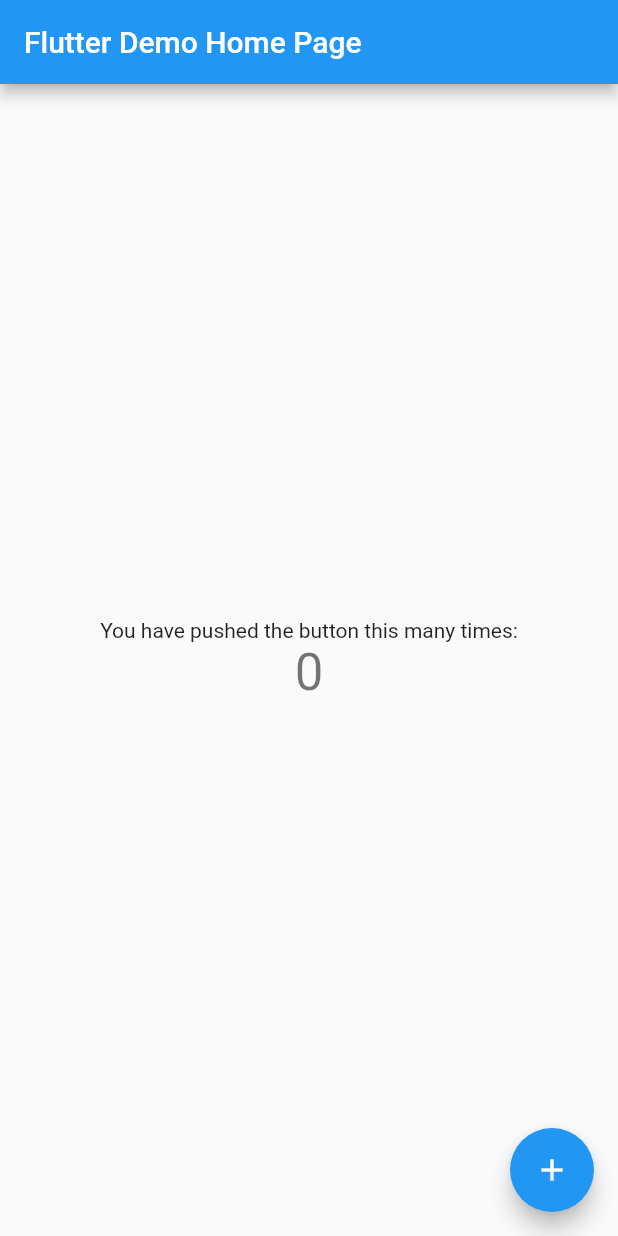
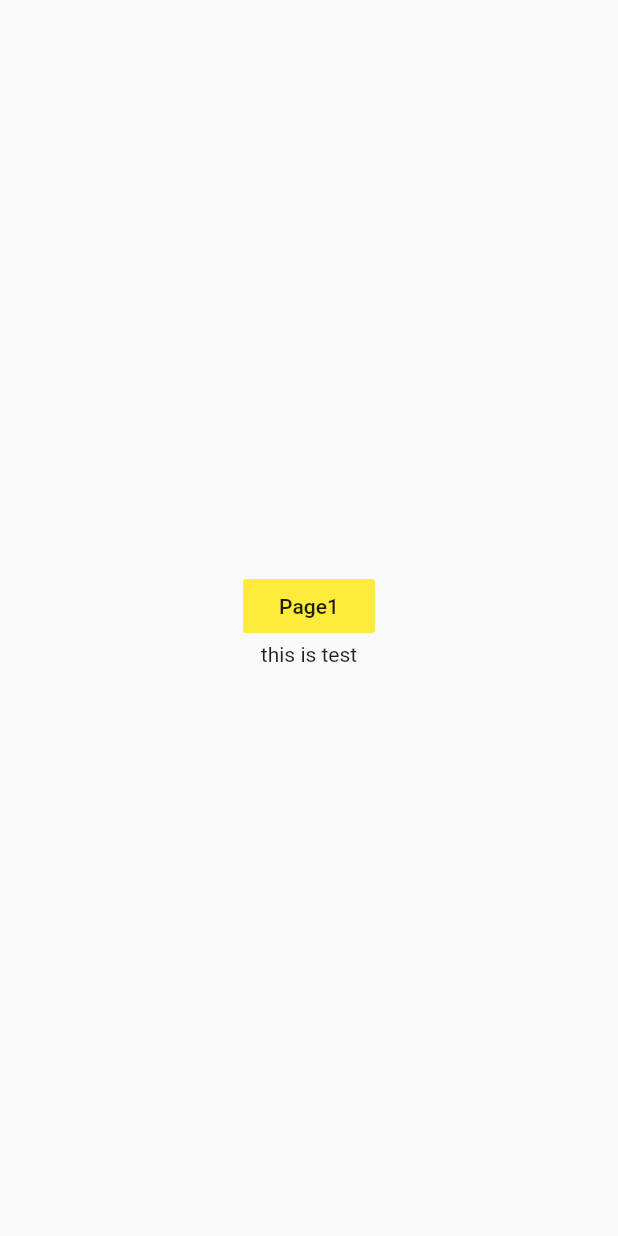
Before and after one commit to Karthik-Sunil-K/flutter-Statemanagement-example, a Flutter app: the screen it shows after launch, on a phone screen of 412 x 824 dp. Run offline on Flutter 3.47's test engine with Material 2 defaults, Android fonts, the phone set to English and light mode, and no system bars.

```diff
--- a/counter/lib/main.dart
+++ b/counter/lib/main.dart
@@ -1,113 +1,20 @@
+import 'package:counter/page1.dart';
+import 'package:counter/provider/providerDemo.dart';
 import 'package:flutter/material.dart';
+import 'package:provider/provider.dart';
 
 void main() {
   runApp(MyApp());
 }
 
 class MyApp extends StatelessWidget {
-  // This widget is the root of your application.
   @override
   Widget build(BuildContext context) {
-    return MaterialApp(
-      title: 'Flutter Demo',
-      theme: ThemeData(
-        // This is the theme of your application.
-        //
-        // Try running your application with "flutter run". You'll see the
-        // application has a blue toolbar. Then, without quitting the app, try
-        // changing the primarySwatch below to Colors.green and then invoke
-        // "hot reload" (press "r" in the console where you ran "flutter run",
-        // or simply save your changes to "hot reload" in a Flutter IDE).
-        // Notice that the counter didn't reset back to zero; the application
-        // is not restarted.
-        primarySwatch: Colors.blue,
+    return ChangeNotifierProvider(
+      create: (context) => ProviderDemo(),
+      child: MaterialApp(
+        home: Page1(),
       ),
-      home: MyHomePage(title: 'Flutter Demo Home Page'),
     );
   }
 }
-
-class MyHomePage extends StatefulWidget {
-  MyHomePage({Key? key, required this.title}) : super(key: key);
-
-  // This widget is the home page of your application. It is stateful, meaning
-  // that it has a State object (defined below) that contains fields that affect
-  // how it looks.
-
-  // This class is the configuration for the state. It holds the values (in this
-  // case the title) provided by the parent (in this case the App widget) and
-  // used by the build method of the State. Fields in a Widget subclass are
-  // always marked "final".
-
-  final String title;
-
-  @override
-  _MyHomePageState createState() => _MyHomePageState();
-}
-
-class _MyHomePageState extends State<MyHomePage> {
-  int _counter = 0;
-
-  void _incrementCounter() {
-    setState(() {
-      // This call to setState tells the Flutter framework that something has
-      // changed in this State, which causes it to rerun the build method below
-      // so that the display can reflect the updated values. If we changed
-      // _counter without calling setState(), then the build method would not be
-      // called again, and so nothing would appear to happen.
-      _counter++;
-    });
-  }
-
-  @override
-  Widget build(BuildContext context) {
-    // This method is rerun every time setState is called, for instance as done
-    // by the _incrementCounter method above.
-    //
-    // The Flutter framework has been optimized to make rerunning build methods
-    // fast, so that you can just rebuild anything that needs updating rather
-    // than having to individually change instances of widgets.
-    return Scaffold(
-      appBar: AppBar(
-        // Here we take the value from the MyHomePage object that was created by
-        // the App.build method, and use it to set our appbar title.
-        title: Text(widget.title),
-      ),
-      body: Center(
-        // Center is a layout widget. It takes a single child and positions it
-        // in the middle of the parent.
-        child: Column(
-          // Column is also a layout widget. It takes a list of children and
-          // arranges them vertically. By default, it sizes itself to fit its
-          // children horizontally, and tries to be as tall as its parent.
-          //
-          // Invoke "debug painting" (press "p" in the console, choose the
-          // "Toggle Debug Paint" action from the Flutter Inspector in Android
-          // Studio, or the "Toggle Debug Paint" command in Visual Studio Code)
-          // to see the wireframe for each widget.
-          //
-          // Column has various properties to control how it sizes itself and
-          // how it positions its children. Here we use mainAxisAlignment to
-          // center the children vertically; the main axis here is the vertical
-          // axis because Columns are vertical (the cross axis would be
-          // horizontal).
-          mainAxisAlignment: MainAxisAlignment.center,
-          children: <Widget>[
-            Text(
-              'You have pushed the button this many times:',
-            ),
-            Text(
-              '$_counter',
-              style: Theme.of(context).textTheme.headline4,
-            ),
-          ],
-        ),
-      ),
-      floatingActionButton: FloatingActionButton(
-        onPressed: _incrementCounter,
-        tooltip: 'Increment',
-        child: Icon(Icons.add),
-      ), // This trailing comma makes auto-formatting nicer for build methods.
-    );
-  }
-}
--- /dev/null
+++ b/counter/lib/page1.dart
@@ -0,0 +1,27 @@
+import 'package:counter/page2.dart';
+import 'package:counter/provider/providerDemo.dart';
+import 'package:flutter/material.dart';
+import 'package:provider/provider.dart';
+
+
+class Page1 extends StatelessWidget {
+  @override
+  Widget build(BuildContext context) {
+    return Scaffold(
+      body: Center(
+        child: Column(
+          mainAxisAlignment:MainAxisAlignment.center,
+          children: [
+            FlatButton(
+              onPressed: () => Navigator.of(context)
+                  .push(MaterialPageRoute(builder: (context) => Page2())),
+              child: Text('Page1'),
+              color: Colors.yellow,
+            ),
+            Text(Provider.of<ProviderDemo>(context).test1)
+          ],
+        ),
+      ),
+    );
+  }
+}
--- /dev/null
+++ b/counter/lib/provider/providerDemo.dart
@@ -0,0 +1,9 @@
+import 'package:flutter/cupertino.dart';
+
+class ProviderDemo with ChangeNotifier{
+  String test1 = 'this is test';
+  void changeValue(){
+    test1 = 'changed';
+  notifyListeners();
+  }
+}
--- a/counter/pubspec.yaml
+++ b/counter/pubspec.yaml
@@ -23,6 +23,7 @@ environment:
 dependencies:
   flutter:
     sdk: flutter
+  provider: ^5.0.0
 
 
   # The following adds the Cupertino Icons font to your application.
```
Also changed, not shown: counter/lib/page2.dart (added, +27 -0 lines), counter/lib/page3.dart (added, +27 -0 lines), counter/pubspec.lock.
